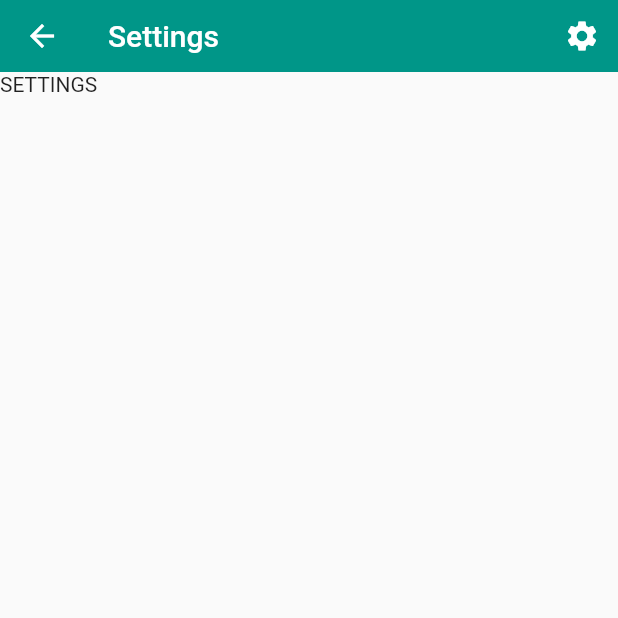
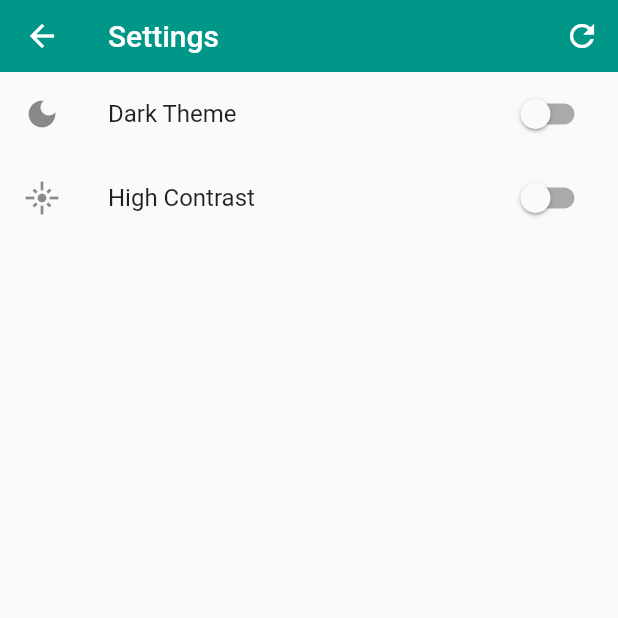
Before and after one commit to arunstop/scuffed_wordle, a Flutter app: the screen it shows after launch, after a tap on the "settings" icon, on a phone screen of 412 x 824 dp, the top half of it. Run offline on Flutter 3.47's test engine with Material 2 defaults, Android fonts, the phone set to English and light mode, and no system bars; our stand-ins replace dartx, equatable, flutter_bloc, fluttertoast, url_strategy; missing offline and left inert: dart:html; project files that could hold a hidden picture were left out.

Commit message:
ADDED Settings screen contents ,,,, ADDED Switch theme functionality

```diff
--- a/lib/bloc/board/board_bloc.dart
+++ b/lib/bloc/board/board_bloc.dart
@@ -8,7 +8,7 @@ import 'package:flutter/material.dart';
 import 'package:flutter_bloc/flutter_bloc.dart';
 import 'package:fluttertoast/fluttertoast.dart';
 import 'package:scuffed_wordle/bloc/dictionary/dictionary_bloc.dart';
-import 'package:scuffed_wordle/models/model__board_letter.dart';
+import 'package:scuffed_wordle/models/model_board_letter.dart';
 import 'package:scuffed_wordle/ui.dart';
 part 'package:scuffed_wordle/bloc/board/board_events.dart';
 part 'package:scuffed_wordle/bloc/board/board_states.dart';
--- /dev/null
+++ b/lib/bloc/settings/settings_bloc.dart
@@ -0,0 +1,51 @@
+import 'dart:math';
+
+import 'package:flutter/cupertino.dart';
+import 'package:flutter/material.dart';
+import 'package:flutter_bloc/flutter_bloc.dart';
+import 'package:scuffed_wordle/bloc/settings/settings_events.dart';
+import 'package:scuffed_wordle/bloc/settings/settings_states.dart';
+import 'package:scuffed_wordle/models/model_settings.dart';
+
+class SettingsBloc extends Bloc<SettingsEvent, SettingsState> {
+  static final List<Settings> _defaultSettings = [
+    Settings(
+      type: SettingsType.darkTheme,
+      value: false,
+      title: 'Dark Theme',
+      icon: const Icon(Icons.dark_mode_rounded),
+    ),
+    Settings(
+      type: SettingsType.highContrast,
+      value: false,
+      title: 'High Contrast',
+      icon: const Icon(Icons.flare_rounded),
+    ),
+  ];
+  SettingsBloc() : super(SettingsDefault()) {
+    // Initialize state
+    on<SettingsChange>((event, emit) {
+      // print('vwinit');
+
+      // var randomWord = event.list[Random().nextInt(event.list.length)];
+      switch (event.type) {
+        case SettingsType.darkTheme:
+          emit(state.copyWith(
+            darkTheme: event.value
+          ));
+          break;
+        case SettingsType.highContrast:
+          emit(state.copyWith(
+            highContrast: event.value
+          ));
+          break;
+        default:
+      }
+      // print(state.list);
+    });
+
+    on<SettingsReset>((event, emit) {
+      // emit(state.copyWith(keyword: event.keyword));
+    });
+  }
+}
--- /dev/null
+++ b/lib/bloc/settings/settings_events.dart
@@ -0,0 +1,18 @@
+import 'package:equatable/equatable.dart';
+import 'package:scuffed_wordle/models/model_settings.dart';
+
+class SettingsEvent extends Equatable {
+  const SettingsEvent();
+
+  @override
+  List<Object> get props => [];
+}
+
+class SettingsChange extends SettingsEvent {
+  final SettingsType type;
+  final bool value;
+
+  const SettingsChange({required this.type, required this.value});
+}
+
+class SettingsReset extends SettingsEvent {}
--- /dev/null
+++ b/lib/bloc/settings/settings_states.dart
@@ -0,0 +1,38 @@
+import 'package:equatable/equatable.dart';
+import 'package:scuffed_wordle/models/model_settings.dart';
+
+enum SettingsTypes { darkTheme, highContrast }
+
+class SettingsState extends Equatable {
+  final bool darkTheme;
+  final bool highContrast;
+
+  SettingsState({required this.darkTheme, required this.highContrast});
+
+  SettingsState copyWith({
+    bool? darkTheme,
+    bool? highContrast,
+  }) =>
+      SettingsState(
+        darkTheme: darkTheme ?? this.darkTheme,
+        highContrast: highContrast ?? this.highContrast,
+      );
+
+  @override
+  // TODO: implement props
+  List<Object> get props => [darkTheme, highContrast];
+}
+
+class SettingsDefault extends SettingsState {
+  SettingsDefault()
+      : super(
+          darkTheme: false,
+          highContrast: false,
+        );
+}
+
+// class SettingsInit extends SettingsState {
+//   final List<Settings> initList;
+
+//   SettingsInit({required this.initList}) : super(list: initList);
+// }
--- a/lib/main.dart
+++ b/lib/main.dart
@@ -2,6 +2,8 @@ import 'package:flutter/material.dart';
 import 'package:flutter_bloc/flutter_bloc.dart';
 import 'package:scuffed_wordle/bloc/board/board_bloc.dart';
 import 'package:scuffed_wordle/bloc/dictionary/dictionary_bloc.dart';
+import 'package:scuffed_wordle/bloc/settings/settings_bloc.dart';
+import 'package:scuffed_wordle/bloc/settings/settings_states.dart';
 import 'package:scuffed_wordle/screens/screen_home.dart';
 import 'package:scuffed_wordle/screens/screen_settings.dart';
 import 'package:scuffed_wordle/ui.dart';
@@ -31,10 +33,15 @@ class ScuffedWordleApp extends StatelessWidget {
           create: (context) => DictionaryBloc(),
         ),
         BlocProvider(
-          create: (context) => BoardBloc(dictionaryBloc: BlocProvider.of<DictionaryBloc>(context)),
+          create: (context) => BoardBloc(
+              dictionaryBloc: BlocProvider.of<DictionaryBloc>(context)),
+        ),
+        BlocProvider(
+          create: (context) => SettingsBloc(),
         ),
       ],
-      child: MaterialApp(
+      child: BlocBuilder<SettingsBloc,SettingsState>(
+        builder: (context, state) => MaterialApp(
           title: title,
           theme: ThemeData(
             brightness: Brightness.light,
@@ -73,11 +80,14 @@ class ScuffedWordleApp extends StatelessWidget {
             //   // secondaryVariant: Colors.orange[800],
             // ),
           ),
-        themeMode: ThemeMode.system,
+          themeMode: state.darkTheme
+              ? ThemeMode.dark
+              : ThemeMode.light,
           // home: PageHome(title: title),
           initialRoute: '/',
           routes: _routes,
         ),
+      ),
     );
   }
 }
--- /dev/null
+++ b/lib/models/model_settings.dart
@@ -0,0 +1,17 @@
+import 'package:flutter/material.dart';
+
+enum SettingsType { darkTheme, highContrast }
+
+class Settings {
+  final SettingsType type;
+  final String title;
+  final bool value;
+  final Icon icon;
+
+  Settings({
+    required this.type,
+    required this.title,
+    required this.value,
+    required this.icon,
+  });
+}
--- a/lib/screens/screen_home.dart
+++ b/lib/screens/screen_home.dart
@@ -104,6 +104,12 @@ class PageHome extends StatelessWidget {
 
     return ScreenTemplate(
       title: title,
+      actions: [
+        IconButton(
+          onPressed: () => Navigator.pushNamed(context, '/settings'),
+          icon: const Icon(Icons.settings),
+        ),
+      ],
       child: BlocListener<BoardBloc, BoardState>(
         listener: _blocListener,
         child: RawKeyboardListener(
--- a/lib/screens/screen_settings.dart
+++ b/lib/screens/screen_settings.dart
@@ -1,5 +1,11 @@
 import 'package:flutter/material.dart';
+import 'package:provider/src/provider.dart';
+import 'package:scuffed_wordle/bloc/settings/settings_bloc.dart';
+import 'package:scuffed_wordle/bloc/settings/settings_events.dart';
+import 'package:scuffed_wordle/models/model_settings.dart';
 import 'package:scuffed_wordle/widgets/widget_screen_template.dart';
+
+import '../ui.dart';
 
 class PageSettings extends StatefulWidget {
   const PageSettings({Key? key, required this.title}) : super(key: key);
@@ -12,6 +18,53 @@ class PageSettings extends StatefulWidget {
 class _PageSettingsState extends State<PageSettings> {
   @override
   Widget build(BuildContext context) {
-    return ScreenTemplate(title: widget.title, child: const Text('SETTINGS'));
+    var settingsBloc = context.watch<SettingsBloc>();
+    var state = settingsBloc.state;
+
+    void _changeSettings(SettingsType type, bool value) {
+      settingsBloc.add(SettingsChange(type: type, value: value));
+    }
+
+    void _showResetDialog() {
+      UiController.showConfirmationDialog(
+        context: context,
+        title: 'Reset Settings',
+        content: 'Do you wish to restore all your settings to default?',
+        actionY: () {
+          UiController.showSnackbar(
+            context: context,
+            message: 'Settings has been reset to default',
+            actionLabel: 'Done',
+          );
+        },
+      );
+    }
+
+    return ScreenTemplate(
+      title: widget.title,
+      actions: [
+        IconButton(
+          onPressed: () => _showResetDialog(),
+          icon: const Icon(Icons.refresh),
+        )
+      ],
+      child: ListView(
+        // padding: const EdgeInsets.all(8),
+        children: [
+          SwitchListTile.adaptive(
+            value: state.darkTheme,
+            onChanged: (val) => _changeSettings(SettingsType.darkTheme, val),
+            title: const Text('Dark Theme'),
+            secondary: Icon(Icons.dark_mode),
+          ),
+          SwitchListTile.adaptive(
+            value: state.highContrast,
+            onChanged: (val) => _changeSettings(SettingsType.highContrast, val),
+            title: const Text('High Contrast'),
+            secondary: Icon(Icons.flare_outlined),
+          ),
+        ],
+      ),
+    );
   }
 }
--- a/lib/widgets/widget_keyboard.dart
+++ b/lib/widgets/widget_keyboard.dart
@@ -1,7 +1,7 @@
 import 'package:flutter/material.dart';
 import 'package:provider/src/provider.dart';
 import 'package:scuffed_wordle/bloc/board/board_bloc.dart';
-import 'package:scuffed_wordle/models/model__board_letter.dart';
+import 'package:scuffed_wordle/models/model_board_letter.dart';
 import 'package:scuffed_wordle/ui.dart';
 import 'package:dartx/dartx.dart';
 
--- a/lib/widgets/widget_screen_template.dart
+++ b/lib/widgets/widget_screen_template.dart
@@ -2,15 +2,17 @@ import 'package:flutter/material.dart';
 
 class ScreenTemplate extends StatelessWidget {
   final String title;
+  final List<Widget> actions;
   final Widget child;
-  const ScreenTemplate({Key? key, required this.title, required this.child}) : super(key: key);
+  const ScreenTemplate({
+    Key? key,
+    required this.title,
+    this.actions = const [],
+    required this.child,
+  }) : super(key: key);
 
   @override
   Widget build(BuildContext context) {
-    void _doNavigate() {
-      Navigator.pushNamed(context, '/settings');
-    }
-
     return Container(
       color: Theme.of(context).scaffoldBackgroundColor,
       child: Center(
@@ -20,22 +22,20 @@ class ScreenTemplate extends StatelessWidget {
             margin: EdgeInsets.all(0),
             elevation: 6,
             child: Scaffold(
-                      backgroundColor:
-                          Theme.of(context).scaffoldBackgroundColor,
+              backgroundColor: Theme.of(context).scaffoldBackgroundColor,
               appBar: AppBar(
                 toolbarHeight: 48,
                 elevation: 0,
                 // Here we take the value from the PageHome object that was created by
                 // the App.build method, and use it to set our appbar title.
                 title: Text(title),
-                        actions: [
-                          IconButton(
-                            onPressed: () => _doNavigate(),
-                            icon: const Icon(Icons.settings),
-                          ),
-                        ],
+                actions: actions
               ),
               body: child,
-                    ),),),),);
+            ),
+          ),
+        ),
+      ),
+    );
   }
 }
```
Also changed, not shown: lib/models/model_board_letter.dart (renamed from lib/models/model__board_letter.dart), 1 other file. Lines whose indentation alone changed are shown as unchanged.
